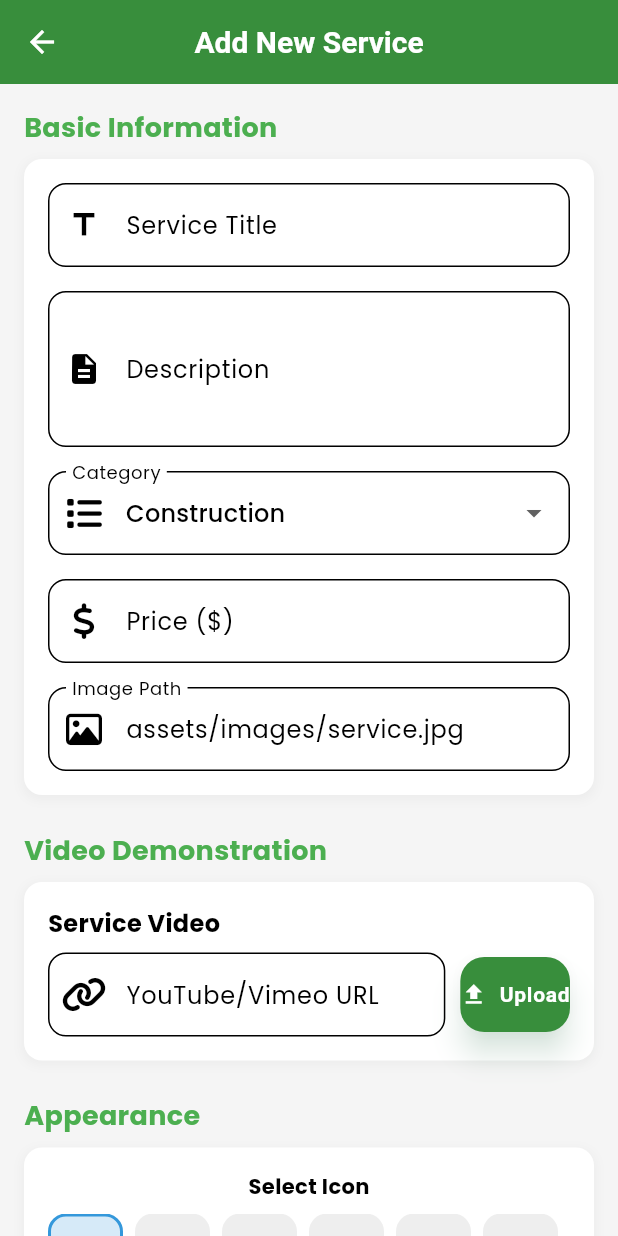
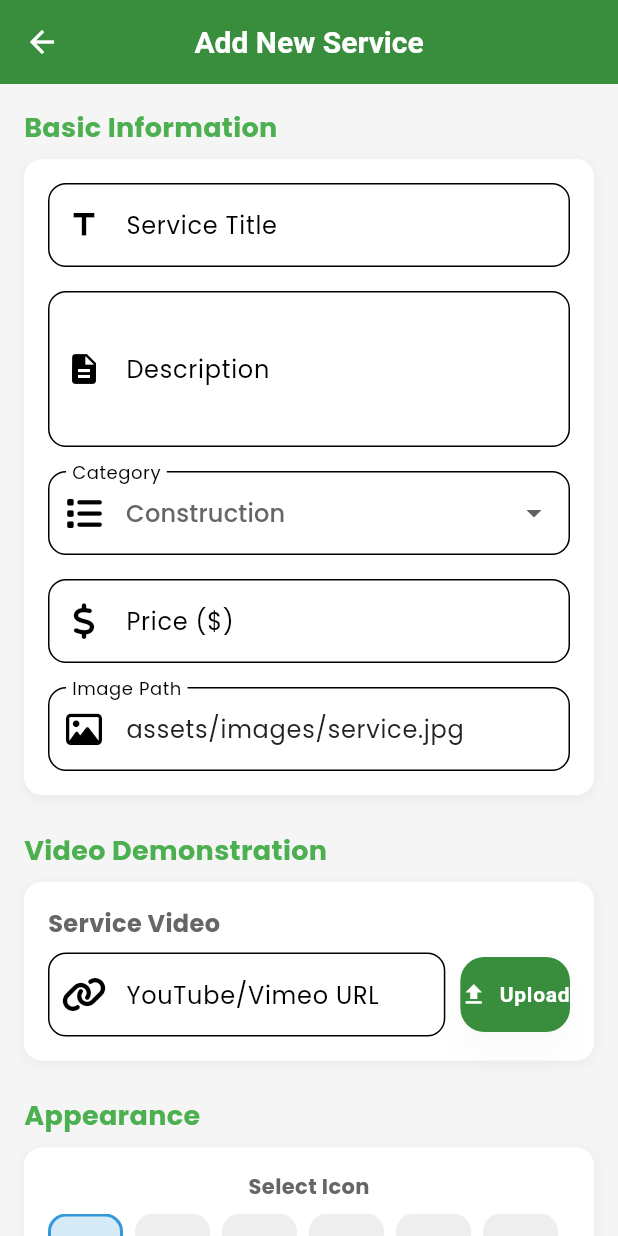
Before and after one commit to PraiseTechzw/kronium-app, a Flutter app: the AdminDashboardPage screen opened by its route, after a tap on "Add Service", on a phone screen of 412 x 824 dp. Run offline on Flutter 3.47's test engine with Material 3 defaults, Android fonts, the phone set to English and light mode, and no system bars; our stand-ins replace animate_do, appwrite, cloud_firestore, firebase_auth, firebase_core, font_awesome_flutter and 7 more; accounts and stored records are empty.

Commit message:
Enhance AppTheme with additional color constants for backgrounds, text, icons, and buttons. Update light theme configuration to utilize new colors for improved UI consistency, including Snackbar and Icon themes. Refactor AppBar and ElevatedButton styles for better visual integration.

```diff
--- a/lib/core/app_theme.dart
+++ b/lib/core/app_theme.dart
@@ -1,37 +1,90 @@
 import 'package:flutter/material.dart';
 
 class AppTheme {
+  // Primary brand colors
   static const Color primaryColor = Color(0xFF0C8A44);
   static const Color secondaryColor = Color(0xFF2ECC71);
   static const Color errorColor = Color(0xFFE74C3C);
   static const Color warningColor = Color(0xFFF39C12);
   static const Color infoColor = Color(0xFF3498DB);
+  static const Color successColor = Color(0xFF27AE60);
 
+  // Backgrounds and surfaces
+  static const Color backgroundLight = Color(0xFFF9F9F9);
+  static const Color backgroundDark = Color(0xFF181A20);
+  static const Color surfaceLight = Colors.white;
+  static const Color surfaceDark = Color(0xFF23262B);
+
+  // Text colors
+  static const Color textPrimary = Color(0xFF222222);
+  static const Color textSecondary = Color(0xFF666666);
+  static const Color textLight = Colors.white;
+  static const Color textDisabled = Color(0xFFBDBDBD);
+
+  // Icon colors
+  static const Color iconPrimary = primaryColor;
+  static const Color iconSecondary = secondaryColor;
+  static const Color iconDisabled = Color(0xFFBDBDBD);
+
+  // Divider and border
+  static const Color divider = Color(0xFFE0E0E0);
+  static const Color border = Color(0xFFDDDDDD);
+
+  // Shadow
+  static const Color shadow = Color(0x1A000000); // 10% opacity black
+
+  // Disabled state
+  static const Color disabled = Color(0xFFEEEEEE);
+
+  // Card
+  static const Color cardLight = Colors.white;
+  static const Color cardDark = Color(0xFF23262B);
+
+  // AppBar
+  static const Color appBarLight = Colors.white;
+  static const Color appBarDark = Color(0xFF23262B);
+
+  // Button
+  static const Color buttonPrimary = primaryColor;
+  static const Color buttonSecondary = secondaryColor;
+  static const Color buttonDisabled = disabled;
+
+  // Snackbar
+  static const Color snackbarBackground = Color(0xFF323232);
+  static const Color snackbarText = Colors.white;
+
+  // Main theme
   static ThemeData lightTheme = ThemeData(
     primaryColor: primaryColor,
     colorScheme: const ColorScheme.light(
       primary: primaryColor,
       secondary: secondaryColor,
       error: errorColor,
+      background: backgroundLight,
+      surface: surfaceLight,
     ),
-    scaffoldBackgroundColor: Colors.grey[50],
+    scaffoldBackgroundColor: backgroundLight,
     fontFamily: 'Poppins',
-    appBarTheme: AppBarTheme(
+    appBarTheme: const AppBarTheme(
       elevation: 0,
       centerTitle: true,
-      backgroundColor: Colors.white,
-      iconTheme: IconThemeData(color: Colors.grey[800]),
+      backgroundColor: appBarLight,
+      iconTheme: IconThemeData(color: textPrimary),
       titleTextStyle: TextStyle(
-        color: Colors.grey[800],
+        color: textPrimary,
         fontSize: 20,
         fontWeight: FontWeight.w600,
       ),
     ),
+    cardColor: cardLight,
+    dividerColor: divider,
+    disabledColor: disabled,
+    shadowColor: shadow,
     elevatedButtonTheme: ElevatedButtonThemeData(
       style: ElevatedButton.styleFrom(
-        backgroundColor: primaryColor,
+        backgroundColor: buttonPrimary,
         elevation: 8,
-        shadowColor: primaryColor.withValues(alpha: 0.3),
+        shadowColor: shadow,
         shape: RoundedRectangleBorder(borderRadius: BorderRadius.circular(16)),
         padding: const EdgeInsets.symmetric(vertical: 16),
         textStyle: const TextStyle(
@@ -40,5 +93,18 @@ class AppTheme {
         ),
       ),
     ),
+    snackBarTheme: const SnackBarThemeData(
+      backgroundColor: snackbarBackground,
+      contentTextStyle: TextStyle(color: snackbarText),
+    ),
+    iconTheme: const IconThemeData(color: iconPrimary),
+    textTheme: const TextTheme(
+      bodyLarge: TextStyle(color: textPrimary),
+      bodyMedium: TextStyle(color: textSecondary),
+      bodySmall: TextStyle(color: textDisabled),
+      titleLarge: TextStyle(color: textPrimary, fontWeight: FontWeight.bold),
+      titleMedium: TextStyle(color: textSecondary),
+      titleSmall: TextStyle(color: textDisabled),
+    ),
   );
 }
```
